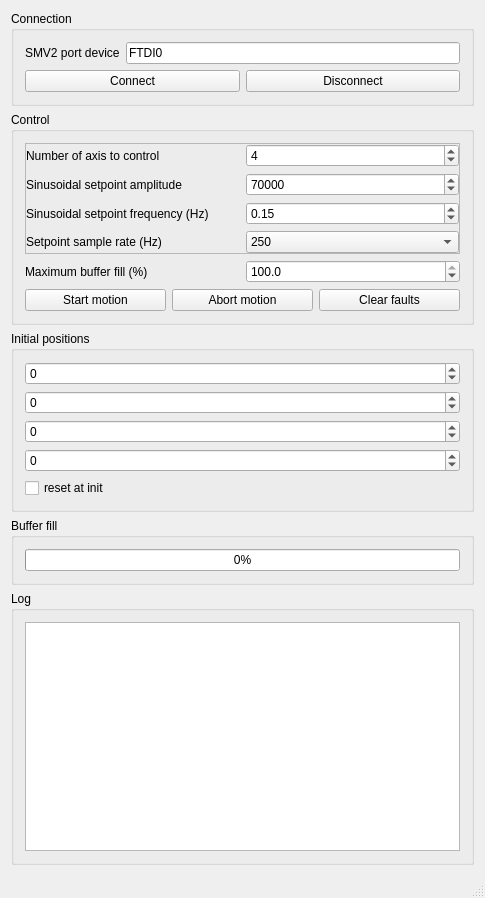
GraniteDevices/SimpleMotionV2Examples, file BufferedMotionStreamExample/mw.ui: the form before one commit.
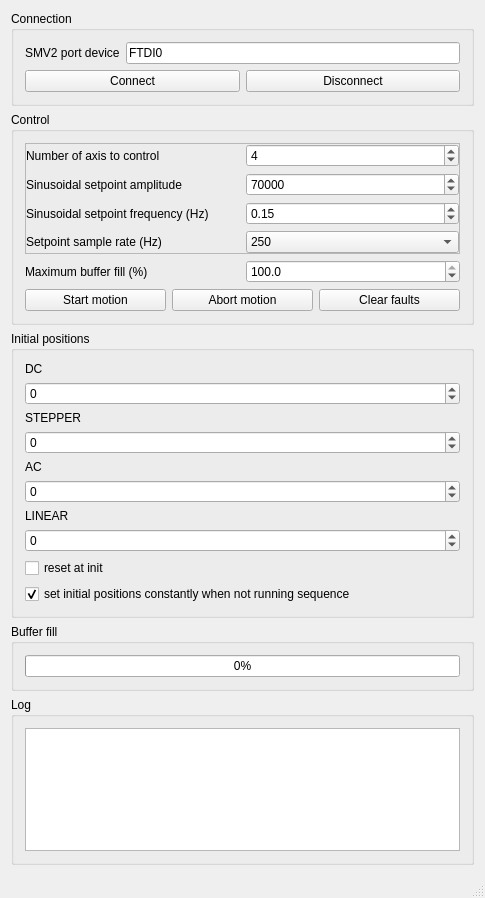
The form after the commit.

Commit message: - abort motion now drivse to center before aborting - spinboxes move offsets immediately when idling and the new checkbox ticked - add motor names to offset spinboxes

Patch:
```diff
--- a/BufferedMotionStreamExample/mw.ui
+++ b/BufferedMotionStreamExample/mw.ui
@@ -266,6 +266,13 @@
        <string>Initial positions</string>
       </property>
       <layout class="QVBoxLayout" name="verticalLayout_7">
+       <item>
+        <widget class="QLabel" name="label_2">
+         <property name="text">
+          <string>DC</string>
+         </property>
+        </widget>
+       </item>
        <item>
         <widget class="QSpinBox" name="initX">
          <property name="minimum">
@@ -279,6 +286,13 @@
          </property>
         </widget>
        </item>
+       <item>
+        <widget class="QLabel" name="label_8">
+         <property name="text">
+          <string>STEPPER</string>
+         </property>
+        </widget>
+       </item>
        <item>
         <widget class="QSpinBox" name="initY">
          <property name="minimum">
@@ -292,6 +306,13 @@
          </property>
         </widget>
        </item>
+       <item>
+        <widget class="QLabel" name="label_9">
+         <property name="text">
+          <string>AC</string>
+         </property>
+        </widget>
+       </item>
        <item>
         <widget class="QSpinBox" name="initZ">
          <property name="minimum">
@@ -305,6 +326,13 @@
          </property>
         </widget>
        </item>
+       <item>
+        <widget class="QLabel" name="label_10">
+         <property name="text">
+          <string>LINEAR</string>
+         </property>
+        </widget>
+       </item>
        <item>
         <widget class="QSpinBox" name="initA">
          <property name="minimum">
@@ -325,6 +353,16 @@
          </property>
         </widget>
        </item>
+       <item>
+        <widget class="QCheckBox" name="setInitPositionsConstantly">
+         <property name="text">
+          <string>set initial positions constantly when not running sequence</string>
+         </property>
+         <property name="checked">
+          <bool>true</bool>
+         </property>
+        </widget>
+       </item>
       </layout>
      </widget>
     </item>
```
The commit also changes 2 other files.
